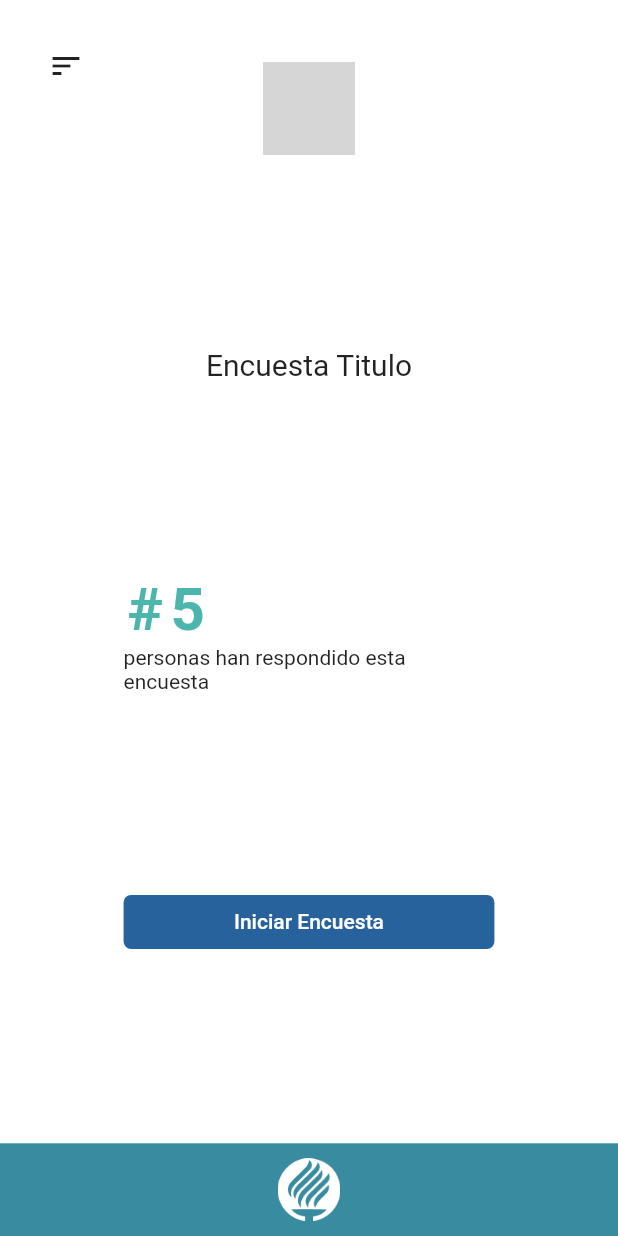
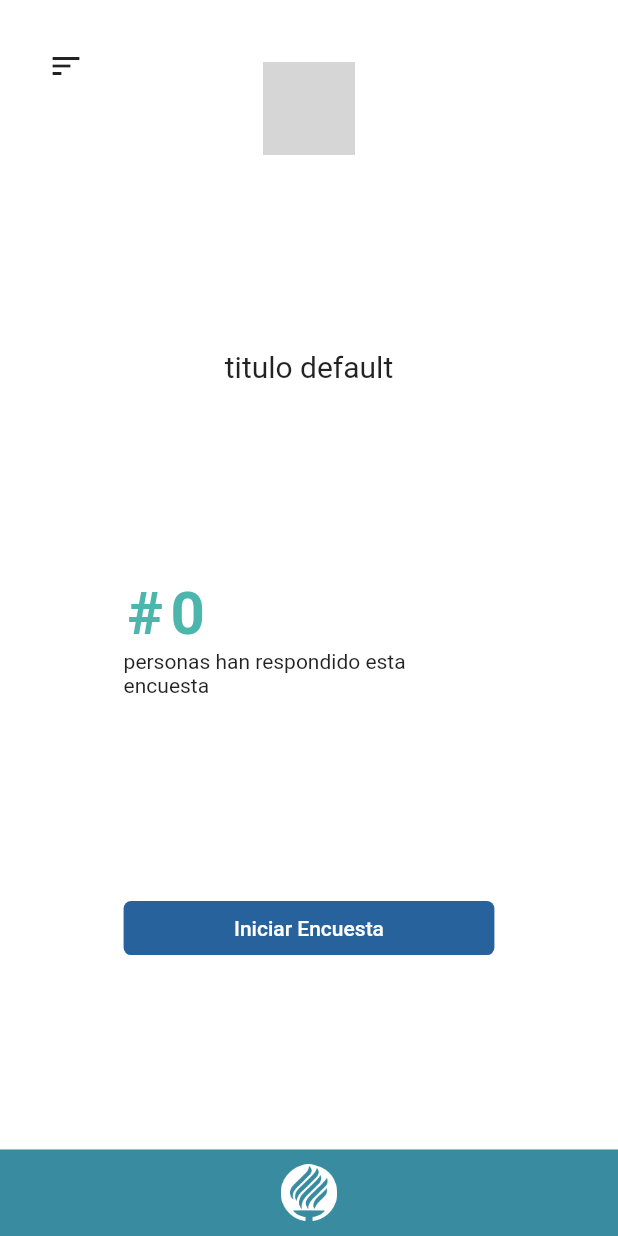
Before and after one commit to MIKEGUIJARRO/SGC, a Flutter app: the HomeScreen screen opened by its route, on a phone screen of 412 x 824 dp. Run offline on Flutter 3.47's test engine with Material 2 defaults, Android fonts, the phone set to English and light mode, and no system bars; our stand-ins replace flutter_swiper, hex; grey boxes are pictures that could not be loaded.

Commit message:
Cambios en ProviderSurvey, se agrega contador y funcionalidad con screens

```diff
--- a/lib/provider/survey.dart
+++ b/lib/provider/survey.dart
@@ -27,7 +27,8 @@ class Survey with ChangeNotifier {
   //La que se respondera "n" veces.
 
   Map<String, dynamic> _surveyItems = {
-    "title": "",
+    "title": "titulo default",
+    "counter": 0,
     "content": [
       //Lista de surveyItems
       SurveyItem(question: "Pregunta 1?", responses: []),
@@ -39,6 +40,7 @@ class Survey with ChangeNotifier {
 
   Future<void> initSurvey(
       {String title,
+      int counter,
       List<String> questions,
       List<ResponseItem> responses}) async {
     //Puede mejorar por que fetchea todas las preguntas y todas las respuestas
@@ -46,11 +48,10 @@ class Survey with ChangeNotifier {
     //Codigo donde descarga la base de datos
 
     _surveyItems["title"] = title;
+    _surveyItems["counter"] = counter;
     _surveyItems["content"] = questions.map((question) {
       return SurveyItem(question: question, responses: responses);
     }).toList();
-
-
   }
 
   addResponses(List<double> responses) {
@@ -88,4 +89,19 @@ class Survey with ChangeNotifier {
     _surveyItems["content"] = newQuestions;
     notifyListeners();
   }
+
+  void increaseCounter() {
+    _surveyItems["counter"] ++;
+    notifyListeners();
+  }
+
+  int getCounter() {
+    return _surveyItems["counter"];
+  }
+
+  String getTitle() {
+    return _surveyItems["title"];
+  }
+
+
 }
--- a/lib/screens/home_screen.dart
+++ b/lib/screens/home_screen.dart
@@ -14,7 +14,6 @@ class HomeScreen extends StatelessWidget {
   static const routeName = "/home";
   GlobalKey<ScaffoldState> _drawerKey = GlobalKey();
 
-  void loadAndUpdateContent(BuildContext context) {}
 
   void _startSurvey(BuildContext context) {
     //Cargamos las preguntas a nuestro SurveyHolder
@@ -29,6 +28,9 @@ class HomeScreen extends StatelessWidget {
 
   @override
   Widget build(BuildContext context) {
+
+    final _survey = Provider.of<Survey>(context);
+
     return Scaffold(
       key: _drawerKey,
       backgroundColor: Colors.white,
@@ -102,13 +104,13 @@ class HomeScreen extends StatelessWidget {
                             "./assets/images/logo.png",
                             width: SizeConfig.safeBlockHorizontal * 15,
                           ),
-                          const Text(
-                            "Encuesta Titulo",
+                          Text(
+                            _survey.getTitle(),
                             textAlign: TextAlign.center,
                             style: TextStyle(fontSize: 20),
                           ),
                           SurveyInfo(
-                            num: "5",
+                            num: _survey.getCounter(),
                           ),
                           SizedBox(
                             width: double.infinity,
--- a/lib/widgets/bottom_bar_tec.dart
+++ b/lib/widgets/bottom_bar_tec.dart
@@ -10,7 +10,7 @@ class BottomBarTec extends StatelessWidget {
         vertical: 10,
       ),
       width: SizeConfig.screenNoPaddingWidth,
-      height: SizeConfig.safeBlockVertical * 7.5,
+      height: SizeConfig.safeBlockVertical * 7,
       color: Color(0xff398B9F),
       child: Image.asset(
         "assets/images/tec.jpg",
--- a/lib/widgets/content_question.dart
+++ b/lib/widgets/content_question.dart
@@ -55,6 +55,7 @@ class _ContentQuestionState extends State<ContentQuestion> {
     surveyHolder.cleanResponses();
     Provider.of<Survey>(context, listen: false)
         .addResponses(surveyHolder.getResponses());
+    Provider.of<Survey>(context, listen: false).increaseCounter();
     Navigator.of(context).pushReplacementNamed(HomeScreen.routeName);
   }
 
--- a/lib/widgets/survey_info.dart
+++ b/lib/widgets/survey_info.dart
@@ -1,9 +1,7 @@
 import 'package:flutter/material.dart';
 
-
 class SurveyInfo extends StatelessWidget {
-
-  final String num;
+  final int num;
 
   SurveyInfo({this.num});
 
@@ -13,15 +11,23 @@ class SurveyInfo extends StatelessWidget {
       mainAxisSize: MainAxisSize.min,
       crossAxisAlignment: CrossAxisAlignment.start,
       children: <Widget>[
-        Text("#$num", style: TextStyle(
-          fontSize: 40,
-          fontWeight: FontWeight.bold,
-          letterSpacing: 5,
-          color: Colors.teal[300],
-        ),),
-        Text("personas han respondido esta encuesta",)
+        Text(
+          "#$num",
+          style: TextStyle(
+            fontSize: 40,
+            fontWeight: FontWeight.bold,
+            letterSpacing: 5,
+            color: Colors.teal[300],
+          ),
+        ),
+        num == 1
+            ? Text(
+                "persona ha respondido esta encuesta",
+              )
+            : Text(
+                "personas han respondido esta encuesta",
+              ),
       ],
-
     );
   }
 }
```
